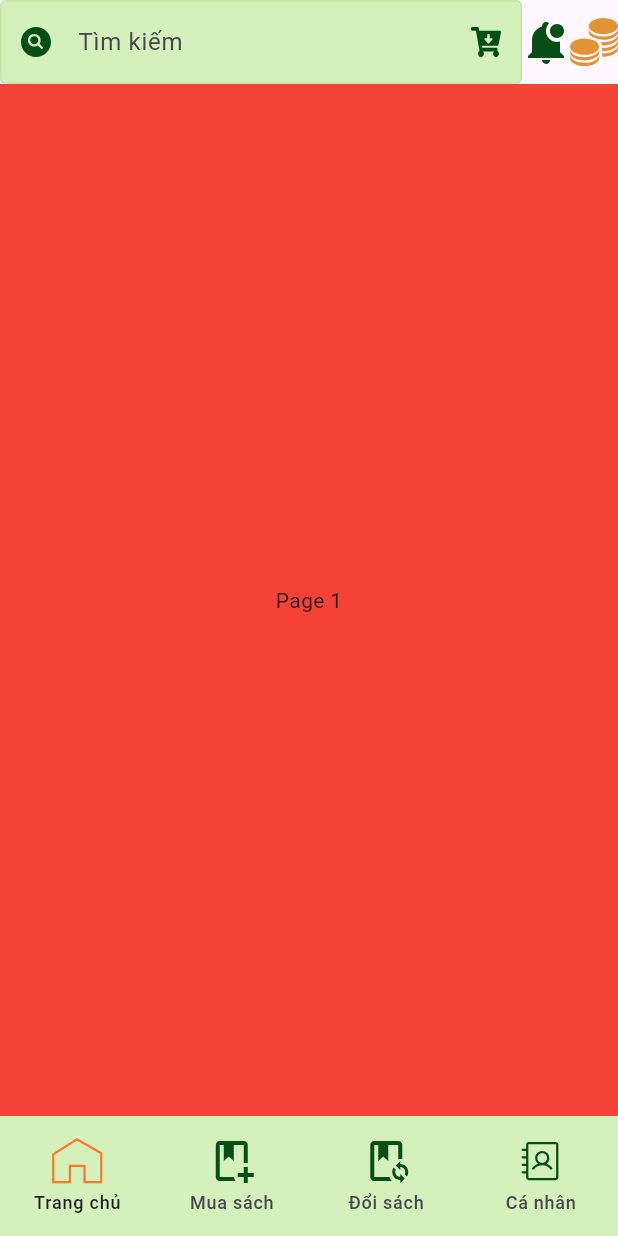
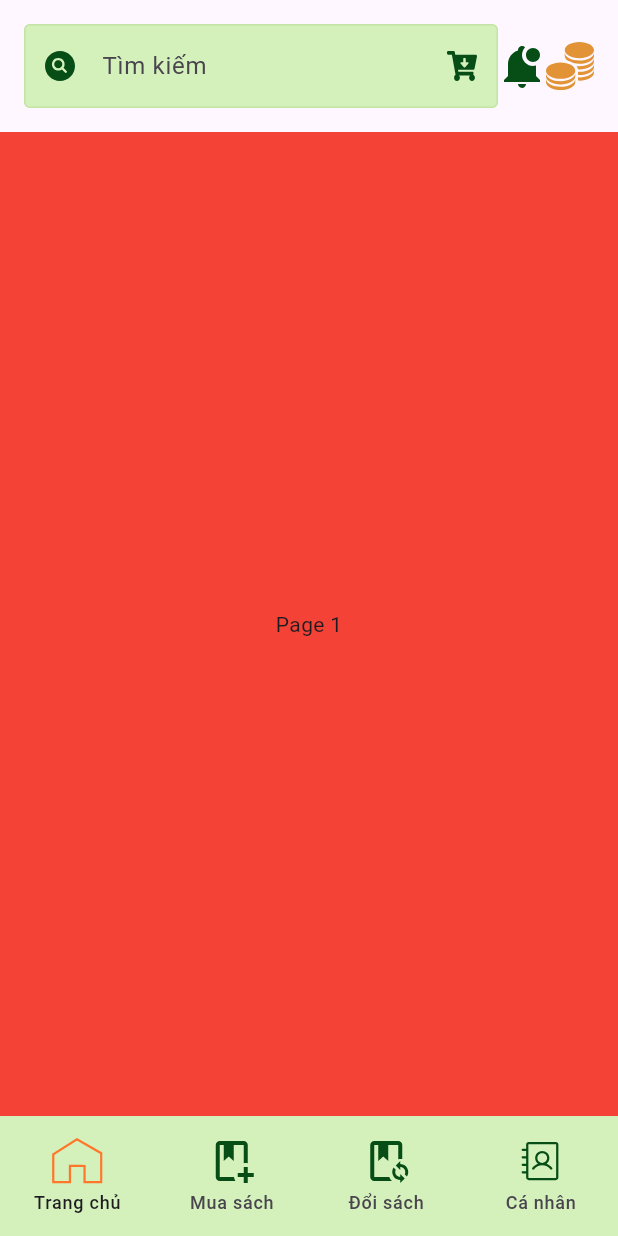
Before and after one commit to TaQuangKhoi/ex_book, a Flutter app: the screen it shows after launch, on a phone screen of 412 x 824 dp. Run offline on Flutter 3.47's test engine with Material 2 defaults, Android fonts, the phone set to English and light mode, and no system bars; our stand-ins replace flutter_svg, google_fonts.

Commit message:
Add Padding for Search Bar

```diff
--- a/lib/pages/navigation_page.dart
+++ b/lib/pages/navigation_page.dart
@@ -65,7 +65,7 @@ class _NavigationPageState extends State<NavigationPage> {
       body: Column(
         mainAxisAlignment: MainAxisAlignment.center,
         children: [
-          const ExBookSearchBar(),
+          const Padding(padding: EdgeInsets.all(16), child: ExBookSearchBar()),
           Expanded(child: <Widget>[
             Container(
               color: Colors.red,
```
